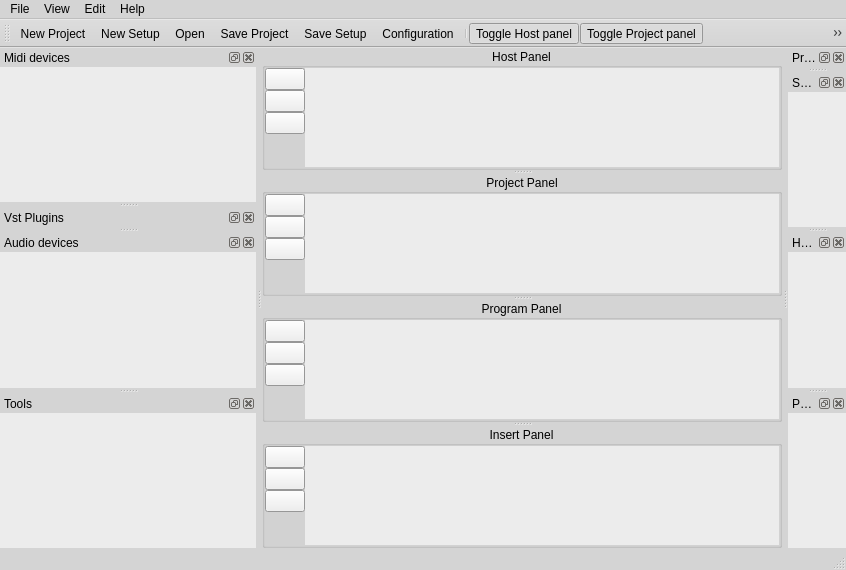
Before: the Qt Designer form src/vstboard/mainwindow.ui in rbarreiros/vstboard, drawn with Qt 5.
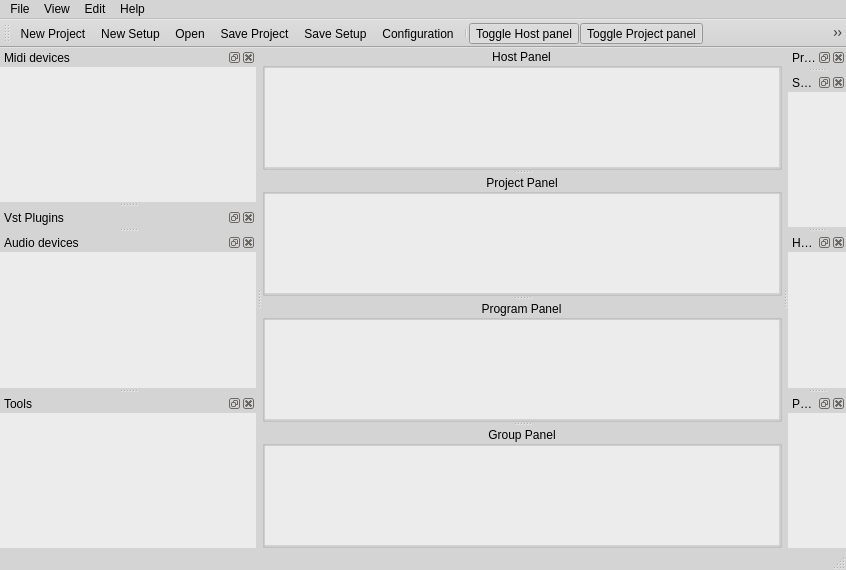
After: the same form once the commit is applied. Icons and pictures are not drawn. Custom widgets are drawn as their Qt base class.

Commit message: fixed containers bridges cables replaced insert container by group container with prg change fixed vst audio in/out

What changed in the file:
```diff
--- a/src/vstboard/mainwindow.ui
+++ b/src/vstboard/mainwindow.ui
@@ -155,65 +155,6 @@
         <property name="margin">
          <number>0</number>
         </property>
-        <item>
-         <layout class="QVBoxLayout" name="verticalLayout">
-          <property name="spacing">
-           <number>0</number>
-          </property>
-          <item>
-           <widget class="QPushButton" name="pushZoomInHost">
-            <property name="toolTip">
-             <string>Zoom In</string>
-            </property>
-            <property name="icon">
-             <iconset resource="../resources/resources.qrc">
-              <normaloff>:/img16x16/viewmag+.png</normaloff>:/img16x16/viewmag+.png</iconset>
-            </property>
-            <property name="autoRepeat">
-             <bool>true</bool>
-            </property>
-           </widget>
-          </item>
-          <item>
-           <widget class="QPushButton" name="pushZoomResetHost">
-            <property name="toolTip">
-             <string>Reset Zoom</string>
-            </property>
-            <property name="icon">
-             <iconset resource="../resources/resources.qrc">
-              <normaloff>:/img16x16/viewmagfit.png</normaloff>:/img16x16/viewmagfit.png</iconset>
-            </property>
-           </widget>
-          </item>
-          <item>
-           <widget class="QPushButton" name="pushZoomOutHost">
-            <property name="toolTip">
-             <string>Zoom Out</string>
-            </property>
-            <property name="icon">
-             <iconset resource="../resources/resources.qrc">
-              <normaloff>:/img16x16/viewmag-.png</normaloff>:/img16x16/viewmag-.png</iconset>
-            </property>
-            <property name="autoRepeat">
-             <bool>true</bool>
-            </property>
-           </widget>
-          </item>
-          <item>
-           <spacer name="verticalSpacer">
-            <property name="orientation">
-             <enum>Qt::Vertical</enum>
-            </property>
-            <property name="sizeHint" stdset="0">
-             <size>
-              <width>20</width>
-              <height>40</height>
-             </size>
-            </property>
-           </spacer>
-          </item>
-         </layout>
-        </item>
         <item>
          <widget class="MainGraphicsView" name="hostView">
           <property name="whatsThis">
@@ -258,65 +199,6 @@
         <property name="margin">
          <number>0</number>
         </property>
-        <item>
-         <layout class="QVBoxLayout" name="verticalLayout_13">
-          <property name="spacing">
-           <number>0</number>
-          </property>
-          <item>
-           <widget class="QPushButton" name="pushZoomInProj">
-            <property name="toolTip">
-             <string>Zoom In</string>
-            </property>
-            <property name="icon">
-             <iconset resource="../resources/resources.qrc">
-              <normaloff>:/img16x16/viewmag+.png</normaloff>:/img16x16/viewmag+.png</iconset>
-            </property>
-            <property name="autoRepeat">
-             <bool>true</bool>
-            </property>
-           </widget>
-          </item>
-          <item>
-           <widget class="QPushButton" name="pushZoomResetProj">
-            <property name="toolTip">
-             <string>Reset Zoom</string>
-            </property>
-            <property name="icon">
-             <iconset resource="../resources/resources.qrc">
-              <normaloff>:/img16x16/viewmagfit.png</normaloff>:/img16x16/viewmagfit.png</iconset>
-            </property>
-           </widget>
-          </item>
-          <item>
-           <widget class="QPushButton" name="pushZoomOutProj">
-            <property name="toolTip">
-             <string>Zoom Out</string>
-            </property>
-            <property name="icon">
-             <iconset resource="../resources/resources.qrc">
-              <normaloff>:/img16x16/viewmag-.png</normaloff>:/img16x16/viewmag-.png</iconset>
-            </property>
-            <property name="autoRepeat">
-             <bool>true</bool>
-            </property>
-           </widget>
-          </item>
-          <item>
-           <spacer name="verticalSpacer_4">
-            <property name="orientation">
-             <enum>Qt::Vertical</enum>
-            </property>
-            <property name="sizeHint" stdset="0">
-             <size>
-              <width>20</width>
-              <height>40</height>
-             </size>
-            </property>
-           </spacer>
-          </item>
-         </layout>
-        </item>
         <item>
          <widget class="MainGraphicsView" name="projectView">
           <property name="frameShape">
@@ -358,65 +240,6 @@
         <property name="margin">
          <number>0</number>
         </property>
-        <item>
-         <layout class="QVBoxLayout" name="verticalLayout_12">
-          <property name="spacing">
-           <number>0</number>
-          </property>
-          <item>
-           <widget class="QPushButton" name="pushZoomInProg">
-            <property name="toolTip">
-             <string>Zoom In</string>
-            </property>
-            <property name="icon">
-             <iconset resource="../resources/resources.qrc">
-              <normaloff>:/img16x16/viewmag+.png</normaloff>:/img16x16/viewmag+.png</iconset>
-            </property>
-            <property name="autoRepeat">
-             <bool>true</bool>
-            </property>
-           </widget>
-          </item>
-          <item>
-           <widget class="QPushButton" name="pushZoomResetProg">
-            <property name="toolTip">
-             <string>Reset Zoom</string>
-            </property>
-            <property name="icon">
-             <iconset resource="../resources/resources.qrc">
-              <normaloff>:/img16x16/viewmagfit.png</normaloff>:/img16x16/viewmagfit.png</iconset>
-            </property>
-           </widget>
-          </item>
-          <item>
-           <widget class="QPushButton" name="pushZoomOutProg">
-            <property name="toolTip">
-             <string>Zoom Out</string>
-            </property>
-            <property name="icon">
-             <iconset resource="../resources/resources.qrc">
-              <normaloff>:/img16x16/viewmag-.png</normaloff>:/img16x16/viewmag-.png</iconset>
-            </property>
-            <property name="autoRepeat">
-             <bool>true</bool>
-            </property>
-           </widget>
-          </item>
-          <item>
-           <spacer name="verticalSpacer_3">
-            <property name="orientation">
-             <enum>Qt::Vertical</enum>
-            </property>
-            <property name="sizeHint" stdset="0">
-             <size>
-              <width>20</width>
-              <height>40</height>
-             </size>
-            </property>
-           </spacer>
-          </item>
-         </layout>
-        </item>
         <item>
          <widget class="MainGraphicsView" name="programView">
           <property name="frameShape">
@@ -443,7 +266,7 @@
       </widget>
       <widget class="QGroupBox" name="InsertBox">
        <property name="title">
-        <string>Insert Panel</string>
+        <string>Group Panel</string>
        </property>
        <property name="alignment">
         <set>Qt::AlignCenter</set>
@@ -459,66 +282,7 @@
          <number>0</number>
         </property>
         <item>
-         <layout class="QVBoxLayout" name="verticalLayoutBoutInsert">
-          <property name="spacing">
-           <number>0</number>
-          </property>
-          <item>
-           <widget class="QPushButton" name="pushZoomInIns">
-            <property name="toolTip">
-             <string>Zoom In</string>
-            </property>
-            <property name="icon">
-             <iconset resource="../resources/resources.qrc">
-              <normaloff>:/img16x16/viewmag+.png</normaloff>:/img16x16/viewmag+.png</iconset>
-            </property>
-            <property name="autoRepeat">
-             <bool>true</bool>
-            </property>
-           </widget>
-          </item>
-          <item>
-           <widget class="QPushButton" name="pushZoomResetIns">
-            <property name="toolTip">
-             <string>Reset Zoom</string>
-            </property>
-            <property name="icon">
-             <iconset resource="../resources/resources.qrc">
-              <normaloff>:/img16x16/viewmagfit.png</normaloff>:/img16x16/viewmagfit.png</iconset>
-            </property>
-           </widget>
-          </item>
-          <item>
-           <widget class="QPushButton" name="pushZoomOutIns">
-            <property name="toolTip">
-             <string>Zoom Out</string>
-            </property>
-            <property name="icon">
-             <iconset resource="../resources/resources.qrc">
-              <normaloff>:/img16x16/viewmag-.png</normaloff>:/img16x16/viewmag-.png</iconset>
-            </property>
-            <property name="autoRepeat">
-             <bool>true</bool>
-            </property>
-           </widget>
-          </item>
-          <item>
-           <spacer name="verticalSpacer_2">
-            <property name="orientation">
-             <enum>Qt::Vertical</enum>
-            </property>
-            <property name="sizeHint" stdset="0">
-             <size>
-              <width>20</width>
-              <height>40</height>
-             </size>
-            </property>
-           </spacer>
-          </item>
-         </layout>
-        </item>
-        <item>
-         <widget class="MainGraphicsView" name="insertView">
+         <widget class="MainGraphicsView" name="groupView">
           <property name="frameShape">
            <enum>QFrame::NoFrame</enum>
           </property>
```
Left out of the diff: 219 changed lines with no effect on the pictures. The commit also changes 21 other files.
